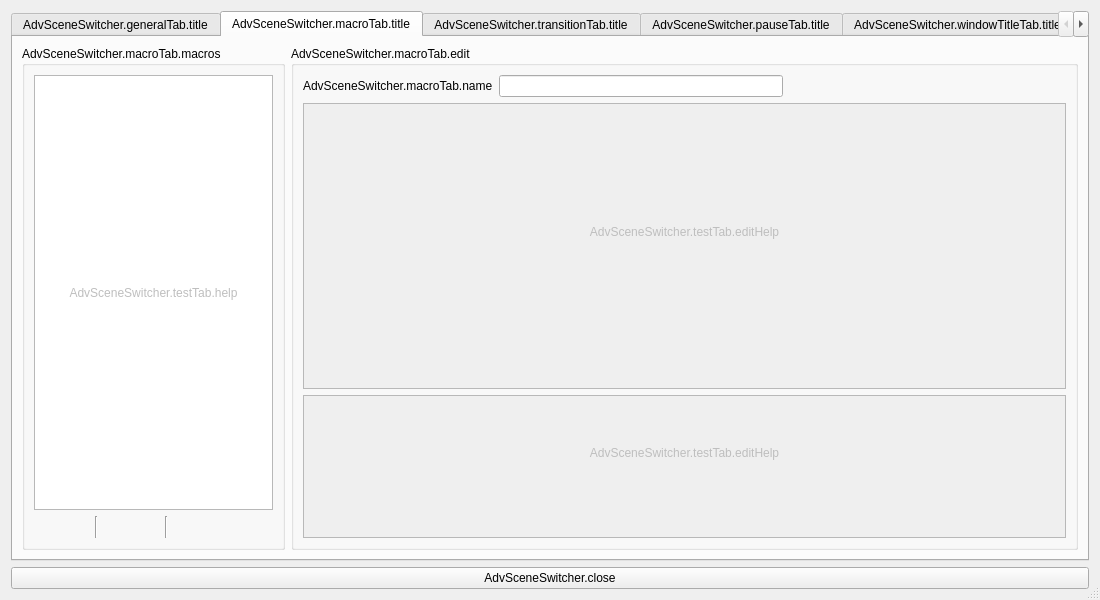
This is forms/advanced-scene-switcher.ui in WarmUpTill/SceneSwitcher as Qt 5 draws it before an edit. The edited form follows.
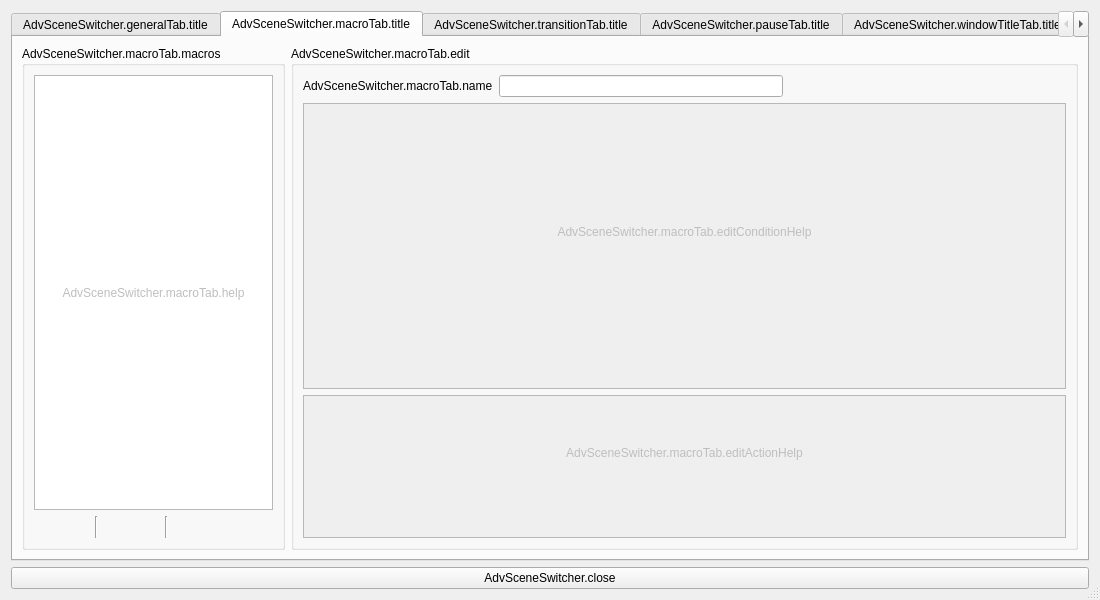
This is the edited form. The open tabs and pages were chosen to show the change. Icons and pictures are not drawn.

Commit message: Add help locale

The edit to the form file:
```diff
--- a/forms/advanced-scene-switcher.ui
+++ b/forms/advanced-scene-switcher.ui
@@ -562,7 +562,7 @@
                <bool>false</bool>
               </property>
               <property name="text">
-               <string>AdvSceneSwitcher.testTab.help</string>
+               <string>AdvSceneSwitcher.macroTab.help</string>
               </property>
               <property name="alignment">
                <set>Qt::AlignCenter</set>
@@ -774,7 +774,7 @@
                    <bool>false</bool>
                   </property>
                   <property name="text">
-                   <string>AdvSceneSwitcher.testTab.editHelp</string>
+                   <string>AdvSceneSwitcher.macroTab.editConditionHelp</string>
                   </property>
                   <property name="alignment">
                    <set>Qt::AlignCenter</set>
@@ -865,7 +865,7 @@
                    <bool>false</bool>
                   </property>
                   <property name="text">
-                   <string>AdvSceneSwitcher.testTab.editHelp</string>
+                   <string>AdvSceneSwitcher.macroTab.editActionHelp</string>
                   </property>
                   <property name="alignment">
                    <set>Qt::AlignCenter</set>
```
The commit also changes 1 other file.
